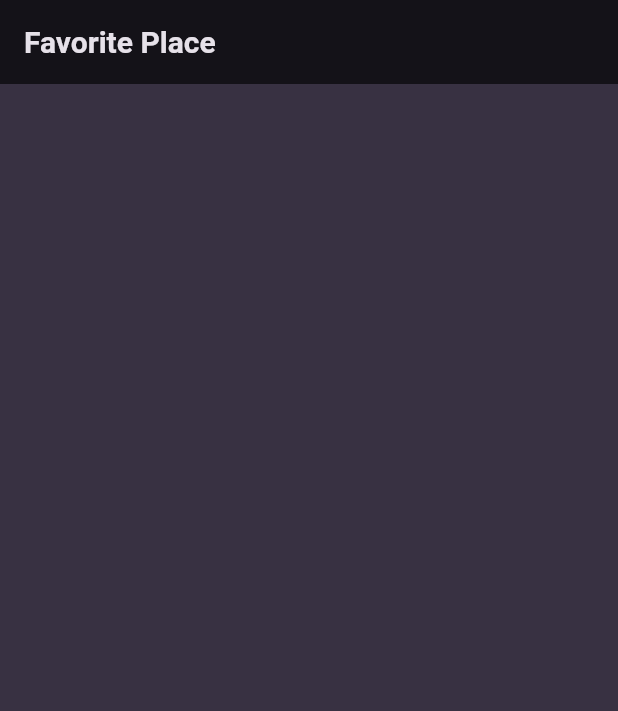
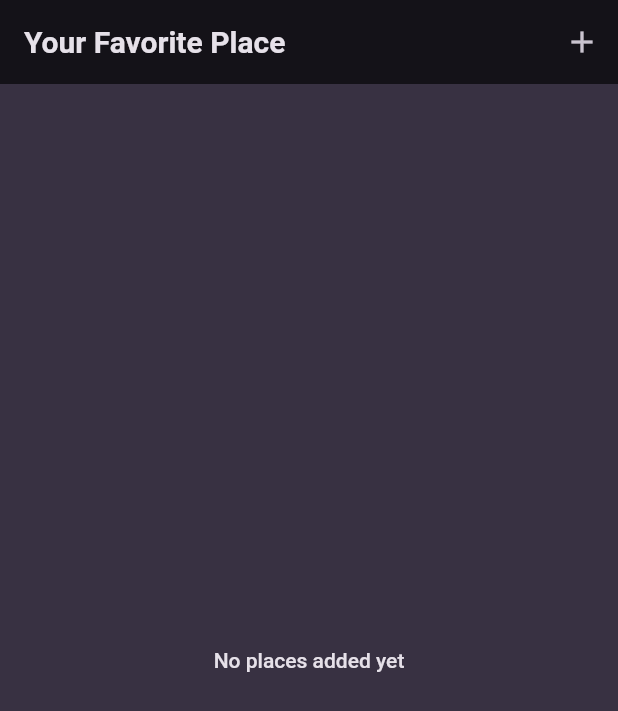
Before and after one commit to wanhasibala/favorite_place, a Flutter app: the screen it shows after launch, on a phone screen of 412 x 824 dp. Shown: the top 711 px of the screen. Run offline on Flutter 3.47's test engine with Material 2 defaults, Android fonts, the phone set to English and light mode, and no system bars; our stand-ins replace google_fonts.

Commit message:
adding some screen and widget and models to make this app work

```diff
--- a/lib/main.dart
+++ b/lib/main.dart
@@ -1,3 +1,4 @@
+import 'package:favorite_place/screen/places.dart';
 import 'package:flutter/material.dart';
 
 import 'package:google_fonts/google_fonts.dart';
@@ -40,7 +41,7 @@ class MyApp extends StatelessWidget {
     return MaterialApp(
       title: 'Great Places',
       theme: theme,
-      home: const ListPlace(),
+      home: const PlaceScreen(),
     );
   }
 }
--- /dev/null
+++ b/lib/models/place.dart
@@ -0,0 +1,10 @@
+import 'package:uuid/uuid.dart';
+
+const uuid = Uuid();
+
+class Place {
+  Place({required this.name} ): id = uuid.v4();
+
+  final String id;
+  final String name;
+}
--- /dev/null
+++ b/lib/screen/places.dart
@@ -0,0 +1,31 @@
+import 'package:favorite_place/widgets/place_list.dart';
+import 'package:flutter/material.dart';
+
+import 'package:favorite_place/screen/add_place.dart';
+import 'package:favorite_place/models/place.dart';
+
+class PlaceScreen extends StatelessWidget {
+  const PlaceScreen({super.key});
+
+  @override
+  Widget build(BuildContext context) {
+    return Scaffold(
+      appBar: AppBar(
+        title: const Text('Your Favorite Place'),
+        actions: [
+          IconButton(
+            icon: const Icon(Icons.add),
+            onPressed: () {
+              Navigator.of(context).push<Place>(
+                MaterialPageRoute(
+                  builder: (context) => const AddPlace(),
+                ),
+              );
+            },
+          ),
+        ],
+      ),
+      body: const ListPlace(places: []),
+    );
+  }
+}
--- a/lib/widgets/place_list.dart
+++ b/lib/widgets/place_list.dart
@@ -1,14 +1,33 @@
 import 'package:flutter/material.dart';
 
+import 'package:favorite_place/models/place.dart';
+
 class ListPlace extends StatelessWidget {
-  const ListPlace({super.key});
+  const ListPlace({super.key, required this.places});
+
+  final List<Place> places;
 
   @override
   Widget build(BuildContext context) {
-    return Scaffold(
-      appBar: AppBar(
-        title: const Text('Favorite Place'),
-
+    if (places.isEmpty) {
+      return Center(
+        child: Text(
+          'No places added yet',
+          style: Theme.of(context).textTheme.bodyLarge!.copyWith(
+                color: Theme.of(context).colorScheme.onBackground,
+              ),
+        ),
+      );
+    }
+    return ListView.builder(
+      itemCount: places.length,
+      itemBuilder: (ctx, index) => ListTile(
+        title: Text(
+          places[index].name,
+          style: Theme.of(context).textTheme.bodyMedium!.copyWith(
+                color: Theme.of(context).colorScheme.onBackground,
+              ),
+        ),
       ),
     );
   }
--- a/pubspec.yaml
+++ b/pubspec.yaml
@@ -36,6 +36,7 @@ dependencies:
   # Use with the CupertinoIcons class for iOS style icons.
   cupertino_icons: ^1.0.2
   google_fonts: ^4.0.4
+  uuid: ^3.0.7
 
 dev_dependencies:
   flutter_test:
```
Also changed, not shown: lib/screen/add_place.dart (added, +50 -0 lines), lib/screen/place_details.dart (added), pubspec.lock.
